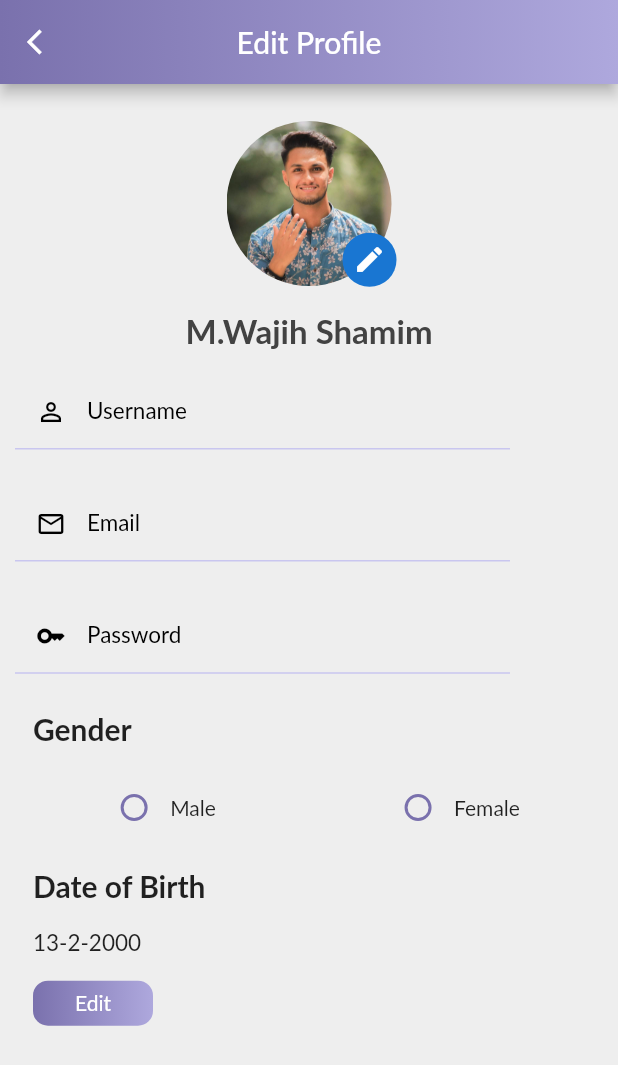
After one commit to wajihshamim02/Booking-app-UI-design-Flutter, a Flutter app: the EditProfileScreen screen opened directly, on a phone screen of 412 x 824 dp. The commit adds this screen. Shown: the top 1065 px of the screen. Run offline on Flutter 3.47's test engine with Material 2 defaults, Android fonts, the phone set to English and light mode, and no system bars; our stand-ins replace font_awesome_flutter; missing offline and left inert: flutter_floating_bottom_bar, scrollable_clean_calendar; Roboto replaces fonts that are missing (Lato).

Commit message:
edit screen

```diff
--- /dev/null
+++ b/lib/Edit Profile Screen/components/Datepicker1.dart
@@ -0,0 +1,20 @@
+import 'package:flutter/material.dart';
+
+class Datepicker1 extends StatefulWidget {
+  const Datepicker1({ Key? key }) : super(key: key);
+
+  @override
+  _Datepicker1State createState() => _Datepicker1State();
+}
+
+class _Datepicker1State extends State<Datepicker1> {
+  @override
+  Widget build(BuildContext context) {
+    return Column(
+      children: [
+
+      ],
+
+    );
+  }
+}
--- /dev/null
+++ b/lib/Edit Profile Screen/edit_profile_screen.dart
@@ -0,0 +1,259 @@
+import 'package:booking_app/widgets/customTextfield.dart';
+import 'package:flutter/material.dart';
+
+class EditProfileScreen extends StatefulWidget {
+  const EditProfileScreen({Key? key}) : super(key: key);
+
+  @override
+  _EditProfileScreenState createState() => _EditProfileScreenState();
+}
+
+class _EditProfileScreenState extends State<EditProfileScreen> {
+  DateTime date1 = DateTime(2000,02,13);
+  int gender = 0;
+  @override
+  Widget build(BuildContext context) {
+    Size size = MediaQuery.of(context).size;
+    return Scaffold(
+      backgroundColor: Colors.grey[200],
+      appBar: AppBar(
+        flexibleSpace: Container(
+          decoration: const BoxDecoration(
+              gradient: LinearGradient(
+                  colors: <Color>[Color(0xff7a71ad), Color(0xffaea8dd)])),
+        ),
+        centerTitle: true,
+        leading: GestureDetector(
+          onTap: () => Navigator.pop(context),
+          child: const Icon(
+            Icons.arrow_back_ios,
+            color: Colors.white,
+            size: 20,
+          ),
+        ),
+        title: const Text(
+          'Edit Profile',
+          textAlign: TextAlign.justify,
+        ),
+      ),
+      body: SingleChildScrollView(
+        child: Column(
+          crossAxisAlignment: CrossAxisAlignment.start,
+          children: [
+            SizedBox(
+              height: size.height * 0.03,
+            ),
+            Center(
+              child: Stack(
+                children: [
+                  Column(
+                    crossAxisAlignment: CrossAxisAlignment.center,
+                    children: [
+                      Container(
+                        height: 110,
+                        width: 110,
+                        decoration: BoxDecoration(
+                          shape: BoxShape.circle,
+                          image: const DecorationImage(
+                              image: AssetImage(
+                                'assets/images/wahaj.png',
+                              ),
+                              fit: BoxFit.cover),
+                        ),
+                      ),
+                      SizedBox(
+                        height: size.height * 0.02,
+                      ),
+                      Text(
+                        'M.Wajih Shamim',
+                        style: TextStyle(
+                            fontSize: 22,
+                            fontWeight: FontWeight.bold,
+                            color: Colors.grey.shade800),
+                      ),
+                    ],
+                  ),
+                  Positioned(
+                      right: 24,
+                      bottom: 42,
+                      child: CircleAvatar(
+                        maxRadius: 18,
+                        child: Icon(
+                          Icons.edit,
+                          size: 22,
+                        ),
+                      ))
+                ],
+              ),
+            ),
+            Padding(
+              padding: const EdgeInsets.symmetric(horizontal: 10),
+              child: Column(
+                crossAxisAlignment: CrossAxisAlignment.start,
+                children: [
+                  SizedBox(
+                    height: size.height * 0.02,
+                  ),
+                  CustomTextfield(
+                    text_label: 'Username',
+                    icon1: Icon(
+                      Icons.person_outline,
+                      color: Colors.black,
+                      size: 20,
+                    ),
+                    obscure_text: false,
+                  ),
+                  SizedBox(
+                    height: size.height * 0.03,
+                  ),
+                  CustomTextfield(
+                    text_label: 'Email',
+                    icon1: Icon(
+                      Icons.email_outlined,
+                      color: Colors.black,
+                      size: 20,
+                    ),
+                    obscure_text: false,
+                  ),
+                  SizedBox(
+                    height: size.height * 0.03,
+                  ),
+                  CustomTextfield(
+                    text_label: 'Password',
+                    icon1: Icon(
+                      Icons.key,
+                      color: Colors.black,
+                      size: 20,
+                    ),
+                    obscure_text: true,
+                  ),
+                  SizedBox(
+                    height: size.height * 0.03,
+                  ),
+                  Padding(
+                    padding: const EdgeInsets.symmetric(horizontal: 12),
+                    child: Text(
+                      "Gender",
+                      style:
+                          TextStyle(fontWeight: FontWeight.bold, fontSize: 20),
+                    ),
+                  ),
+                  SizedBox(
+                    height: size.height * 0.02,
+                  ),
+                  Row(
+                    mainAxisAlignment: MainAxisAlignment.spaceAround,
+                    children: [
+                      Container(
+                        child: Row(
+                          children: [
+                            Radio(
+                              fillColor: MaterialStateColor.resolveWith(
+                                  (states) => Color(0xff7a71ad)),
+                              value: 1,
+                              groupValue: gender,
+                              onChanged: (value) {
+                                setState(() {
+                                  gender = 1;
+                                });
+                              },
+                            ),
+                            Text("Male"),
+                          ],
+                        ),
+                      ),
+                      Container(
+                        child: Row(
+                          children: [
+                            Radio(
+                              fillColor: MaterialStateColor.resolveWith(
+                                  (states) => Color(0xff7a71ad)),
+                              value: 2,
+                              groupValue: gender,
+                              onChanged: (value) {
+                                setState(() {
+                                  gender = 2;
+                                });
+                              },
+                            ),
+                            Text("Female"),
+                          ],
+                        ),
+                      ),
+                    ],
+                  ),
+                  SizedBox(
+                    height: size.height * 0.02,
+                  ),
+                  Padding(
+                    padding: const EdgeInsets.symmetric(horizontal: 12),
+                    child: Column(
+                      crossAxisAlignment: CrossAxisAlignment.start,
+                      children: [
+                        Text(
+                          "Date of Birth",
+                          style: TextStyle(
+                              fontWeight: FontWeight.bold, fontSize: 20),
+                        ),
+                        SizedBox(
+                          height: size.height * 0.02,
+                        ),
+                        Text("${date1.day}-${date1.month}-${date1.year}",style: TextStyle(fontSize: 15),),
+                        SizedBox(
+                          height: size.height * 0.02,
+                        ),
+                        InkWell(
+                          onTap: () async {
+                            DateTime? datepicked = await showDatePicker(
+                                context: context,
+                                initialDate: DateTime.now(),
+                                firstDate: DateTime(1930),
+                                lastDate: DateTime(2023),
+                                builder: (context, child) {
+                                  return Theme(
+                                    data: Theme.of(context).copyWith(
+                                      colorScheme: ColorScheme.light(
+                                        primary:
+                                            Color(0xff7a71ad),
+                                      ),
+
+                                    ),
+                                    child: child!,
+                                  );
+                                });
+
+                            if (datepicked != null) {
+                            //  print("Date Picked ${datepicked.day}-${datepicked.month}-${datepicked.year}");
+                             setState(() {
+                               date1  = datepicked;
+                             });
+                            }
+                          },
+                          child: Container(
+                            width: 80,
+                            height: 30,
+                            decoration: BoxDecoration(
+                              borderRadius: BorderRadius.circular(10),
+                              gradient: LinearGradient(
+                                colors: [Color(0xff7a71ad), Color(0xffaea8dd)],
+                              ),
+                            ),
+                            child: Center(
+                                child: Text(
+                              "Edit",
+                              style: TextStyle(color: Colors.white),
+                            )),
+                          ),
+                        ),
+                      ],
+                    ),
+                  ),
+                ],
+              ),
+            ),
+          ],
+        ),
+      ),
+    );
+  }
+}
--- a/lib/booking123/bookin_screen.dart
+++ b/lib/booking123/bookin_screen.dart
@@ -1,4 +1,4 @@
-import 'dart:ffi';
+// import 'dart:ffi';
 
 import 'package:booking_app/booking123/components/cancelled1.dart';
 import 'package:booking_app/booking123/components/completed1.dart';
--- a/lib/main.dart
+++ b/lib/main.dart
@@ -1,9 +1,11 @@
+import 'package:booking_app/Edit%20Profile%20Screen/edit_profile_screen.dart';
 import 'package:booking_app/calender_start-end_date.dart';
 import 'package:booking_app/Halls%20items/halls_item.dart';
 import 'package:booking_app/home_screen1.dart';
 import 'package:booking_app/main_screen.dart';
 import 'package:booking_app/settings.dart';
 import 'package:booking_app/sign_in.dart';
+import 'package:booking_app/sign_up.dart';
 import 'package:booking_app/testing.dart';
 import 'package:flutter/material.dart';
 import 'package:flutter_floating_bottom_bar/flutter_floating_bottom_bar.dart';
@@ -30,8 +32,8 @@ class MyApp extends StatelessWidget {
       ),
       initialRoute: '/',
       routes: {
-        '/': (context) => MyHomePage(title: "wajih"),
-        //  '/': (context) => const HomeScreen(),
+        '/': (context) => MyHomePage(title: 'wajih',)
+        //  '/': (context) => const HomeScreen(),2
       },
     );
   }
--- a/lib/main_customappbar.dart
+++ b/lib/main_customappbar.dart
@@ -1,4 +1,7 @@
 // import 'package:booking_app/diff_project_code/hotel_search_screen.dart';
+import 'package:booking_app/Hall%20Detail%20Screen/hall_detail_screen.dart';
+import 'package:booking_app/Halls%20items/hall-item_container.dart';
+import 'package:booking_app/Halls%20items/halls_item.dart';
 import 'package:flutter/material.dart';
 import 'package:font_awesome_flutter/font_awesome_flutter.dart';
 
@@ -88,7 +91,7 @@ class _CustomAppBarState extends State<mainCustomAppBar> {
                 height: 52,
                 width: double.infinity,
                 child: InkWell(
-                  // onTap: () => Navigator.push(context, MaterialPageRoute(builder: (context) => HotelSearchScreen(),)),
+                  onTap: () => Navigator.push(context, MaterialPageRoute(builder: (context) => HallsItem(),)),
                   child: Padding(
                     padding: const EdgeInsets.symmetric(horizontal: 16),
                     child: Row(
--- a/lib/settings.dart
+++ b/lib/settings.dart
@@ -1,6 +1,7 @@
 // import 'dart:ffi';
 
 import 'package:booking_app/Commons/settings_container.dart';
+import 'package:booking_app/Edit%20Profile%20Screen/edit_profile_screen.dart';
 import 'package:flutter/material.dart';
 
 class Settings extends StatefulWidget {
@@ -75,12 +76,15 @@ class _SettingsState extends State<Settings> {
           Column(
             crossAxisAlignment: CrossAxisAlignment.start,
             children: [
-              SettingsContainer(
-                Icon_Settings: Icon(
-                  Icons.mobile_friendly,
-                  color: Colors.purple,
+              InkWell(
+                onTap: () => Navigator.push(context, MaterialPageRoute(builder: ((context) => const EditProfileScreen()))),
+                child: SettingsContainer(
+                  Icon_Settings: Icon(
+                    Icons.mobile_friendly,
+                    color: Colors.purple,
+                  ),
+                  Text_settings: 'Edit Profile',
                 ),
-                Text_settings: 'Appearance',
               ),
               SettingsContainer(
                 Icon_Settings: Icon(
--- a/lib/sign_up.dart
+++ b/lib/sign_up.dart
@@ -16,7 +16,7 @@ class _SignInState extends State<signup> {
   @override
   Widget build(BuildContext context) {
     return Container(
-      decoration: BoxDecoration(
+      decoration: const BoxDecoration(
         image: DecorationImage(
           image: AssetImage("assets/images/lightwater.jpg"),
           fit: BoxFit.cover,
@@ -41,7 +41,7 @@ class _SignInState extends State<signup> {
                       borderRadius: BorderRadius.circular(10), // radius of 10
                       color: Colors.white // green as background color
                       ),
-                  child: Icon(
+                  child: const Icon(
                     Icons.home,
                     size: 50,
                   ),
@@ -53,7 +53,7 @@ class _SignInState extends State<signup> {
               Padding(
                 padding: const EdgeInsets.only(left: 30),
                 child: Container(
-                  child: Text(
+                  child: const Text(
                     'Enjoy the trip \nwith me',
                     style: TextStyle(color: Colors.white, fontSize: 30),
                   ),
```
Also changed, not shown: lib/bottomnav.dart (line endings or trailing spaces).
